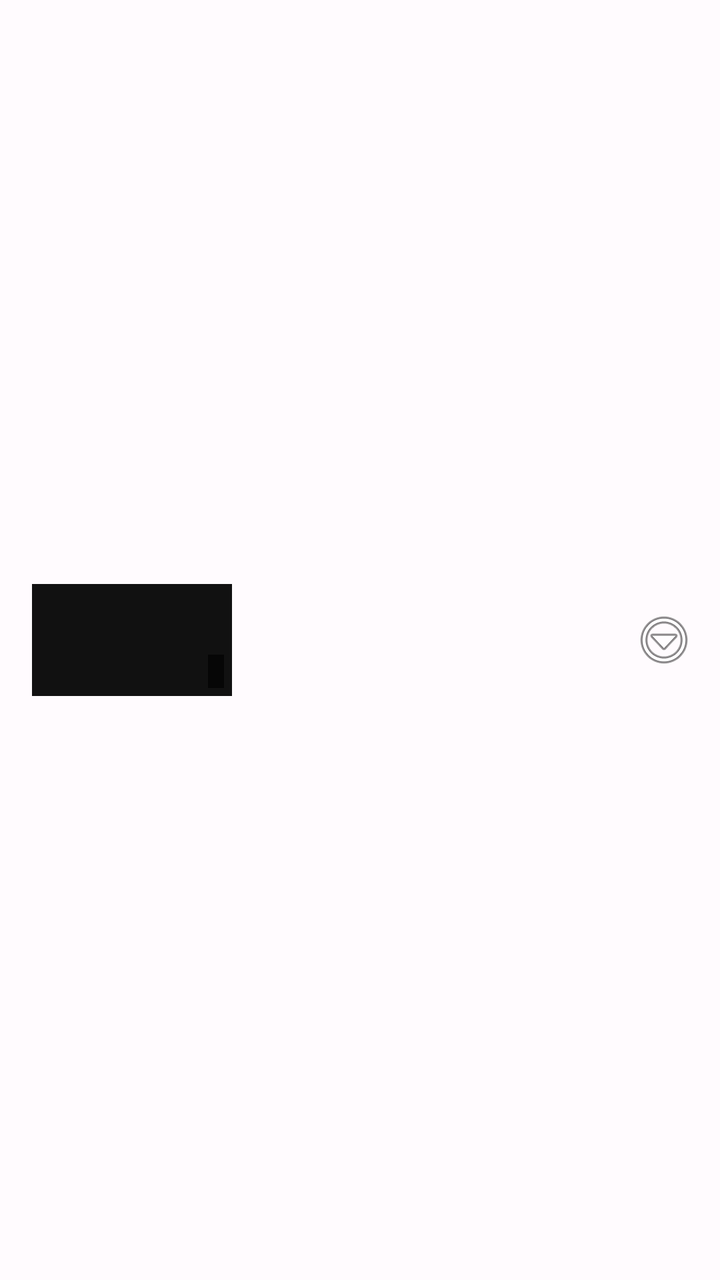
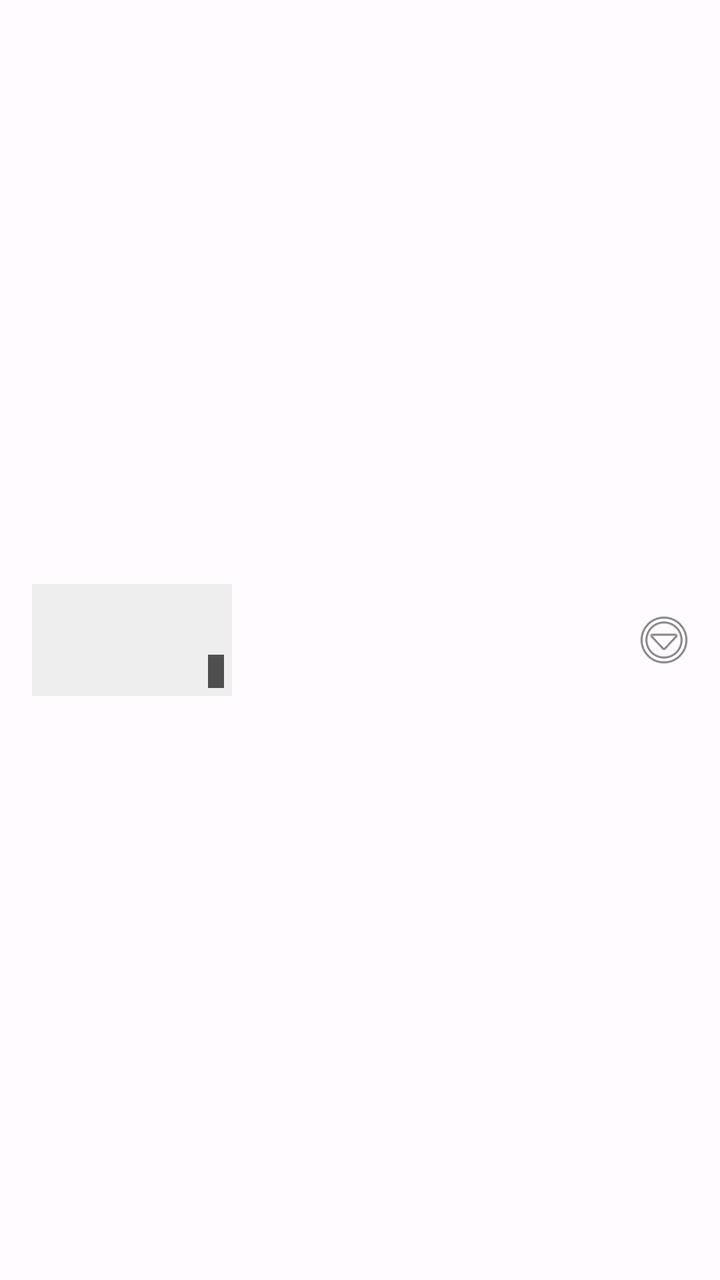

The first picture is an Android layout as it rendered before a commit; the second is the same layout after the commit. The layout source and the unified diff follow.
<!-- AndroidManifest.xml: application theme AppTheme -->
<!-- res/layout/item_playlist_detail.xml -->
<?xml version="1.0" encoding="utf-8"?>
<LinearLayout
    xmlns:android="http://schemas.android.com/apk/res/android"
    android:layout_width="match_parent"
    android:layout_height="72dp"
    android:orientation="horizontal"
    android:gravity="center_vertical"
    android:paddingStart="16dp"
    android:paddingEnd="8dp"
    android:background="?attr/selectableItemBackground"
    android:clickable="true"
    android:focusable="true">

    
    <FrameLayout
        android:layout_width="100dp"
        android:layout_height="56dp">

        <ImageView
            android:id="@+id/ivThumb"
            android:layout_width="match_parent"
            android:layout_height="match_parent"
            android:scaleType="centerCrop"
            android:background="#111111"
            android:contentDescription="thumbnail" />

        
        <TextView
            android:id="@+id/tvDuration"
            android:layout_width="wrap_content"
            android:layout_height="wrap_content"
            android:layout_gravity="bottom|end"
            android:layout_margin="4dp"
            android:textSize="11sp"
            android:textColor="#FFFFFF"
            android:background="#AA000000"
            android:paddingStart="4dp"
            android:paddingEnd="4dp"
            android:paddingTop="1dp"
            android:paddingBottom="1dp" />

    </FrameLayout>

    
    <LinearLayout
        android:layout_width="0dp"
        android:layout_height="wrap_content"
        android:layout_weight="1"
        android:orientation="vertical"
        android:layout_marginStart="12dp"
        android:layout_marginEnd="4dp">

        <TextView
            android:id="@+id/tvTitle"
            android:layout_width="wrap_content"
            android:layout_height="wrap_content"
            android:textSize="14sp"
            android:textColor="#111111"
            android:maxLines="2"
            android:ellipsize="end" />

        <TextView
            android:id="@+id/tvMeta"
            android:layout_width="wrap_content"
            android:layout_height="wrap_content"
            android:textSize="12sp"
            android:textColor="#888888"
            android:layout_marginTop="2dp" />

    </LinearLayout>

    
    <ImageButton
        android:id="@+id/btnMore"
        android:layout_width="40dp"
        android:layout_height="40dp"
        android:src="@android:drawable/ic_menu_more"
        android:background="?attr/selectableItemBackgroundBorderless"
        android:contentDescription="more" />

</LinearLayout>
<!-- resources referenced by this layout -->
<resources>
  <style name="AppTheme" parent="Theme.MaterialComponents.Light.NoActionBar">
          <item name="colorPrimary">@color/md_theme_light_primary</item>
          <item name="colorOnPrimary">@color/md_theme_light_onPrimary</item>
          <item name="colorPrimaryContainer">@color/md_theme_light_primaryContainer</item>
          <item name="colorOnPrimaryContainer">@color/md_theme_light_onPrimaryContainer</item>
          <item name="colorSecondary">@color/md_theme_light_secondary</item>
          <item name="colorOnSecondary">@color/md_theme_light_onSecondary</item>
          <item name="colorSecondaryContainer">@color/md_theme_light_secondaryContainer</item>
          <item name="colorOnSecondaryContainer">@color/md_theme_light_onSecondaryContainer</item>
          <item name="colorTertiary">@color/md_theme_light_tertiary</item>
          <item name="colorOnTertiary">@color/md_theme_light_onTertiary</item>
          <item name="colorTertiaryContainer">@color/md_theme_light_tertiaryContainer</item>
          <item name="colorOnTertiaryContainer">@color/md_theme_light_onTertiaryContainer</item>
          <item name="colorError">@color/md_theme_light_error</item>
          <item name="colorOnError">@color/md_theme_light_onError</item>
          <item name="colorErrorContainer">@color/md_theme_light_errorContainer</item>
          <item name="colorOnErrorContainer">@color/md_theme_light_onErrorContainer</item>
          <item name="colorOutline">@color/md_theme_light_outline</item>
          <item name="android:colorBackground">@color/md_theme_light_background</item>
          <item name="colorOnBackground">@color/md_theme_light_onBackground</item>
          <item name="colorSurface">@color/md_theme_light_surface</item>
          <item name="colorOnSurface">@color/md_theme_light_onSurface</item>
          <item name="colorSurfaceVariant">@color/md_theme_light_surfaceVariant</item>
          <item name="colorOnSurfaceVariant">@color/md_theme_light_onSurfaceVariant</item>
          <item name="colorSurfaceInverse">@color/md_theme_light_inverseSurface</item>
          <item name="colorOnSurfaceInverse">@color/md_theme_light_inverseOnSurface</item>
          <item name="colorPrimaryInverse">@color/md_theme_light_inversePrimary</item>
          <item name="android:navigationBarColor">@android:color/transparent</item>
          <item name="android:statusBarColor">@android:color/transparent</item>
          <item name="android:windowLightNavigationBar" tools:targetApi="o_mr1">true</item>
          <item name="android:windowLightStatusBar">true</item>
          <item name="android:windowOptOutEdgeToEdgeEnforcement">true</item>
          <item name="android:windowTranslucentNavigation">false</item>
          <item name="android:windowTranslucentStatus">false</item>
      </style>
  <color name="md_theme_light_primary">#6750A4</color>
  <color name="md_theme_light_onPrimary">#FFFFFF</color>
  <color name="md_theme_light_secondary">#625B71</color>
  <color name="md_theme_light_onSecondary">#FFFFFF</color>
  <color name="md_theme_light_tertiary">#7D5260</color>
  <color name="md_theme_light_onTertiary">#FFFFFF</color>
  <color name="md_theme_light_error">#B3261E</color>
  <color name="md_theme_light_onError">#FFFFFF</color>
  <color name="md_theme_light_errorContainer">#F9DEDC</color>
  <color name="md_theme_light_outline">#79747E</color>
  <color name="md_theme_light_background">#FFFBFE</color>
  <color name="md_theme_light_onBackground">#1C1B1F</color>
  <color name="md_theme_light_surface">#FFFBFE</color>
  <color name="md_theme_light_onSurface">#1C1B1F</color>
  <color name="md_theme_light_surfaceVariant">#E7E0EC</color>
  <color name="md_theme_light_onSurfaceVariant">#49454F</color>
  <color name="md_theme_light_inverseSurface">#313033</color>
  <color name="md_theme_light_inverseOnSurface">#F4EFF4</color>
  <color name="md_theme_light_inversePrimary">#D0BCFF</color>
  <!-- unchanged entries left out for length: 7 -->
</resources>

<!-- the commit's change to res/layout/item_playlist_detail.xml (unified diff, before → after) -->
@@ -21,7 +21,7 @@
             android:layout_width="match_parent"
             android:layout_height="match_parent"
             android:scaleType="centerCrop"
-            android:background="#111111"
+            android:background="#FFEEEEEE"
             android:contentDescription="thumbnail" />
 
         
<!-- resource entries referenced after the edit -->
@@ -27,6 +27,8 @@
           <item name="colorSurfaceInverse">@color/md_theme_light_inverseSurface</item>
           <item name="colorOnSurfaceInverse">@color/md_theme_light_inverseOnSurface</item>
           <item name="colorPrimaryInverse">@color/md_theme_light_inversePrimary</item>
+          <item name="colorControlNormal">#AAAAAA</item>
+          <item name="colorControlActivated">#4A7FD4</item>
           <item name="android:navigationBarColor">@android:color/transparent</item>
           <item name="android:statusBarColor">@android:color/transparent</item>
           <item name="android:windowLightNavigationBar" tools:targetApi="o_mr1">true</item>
